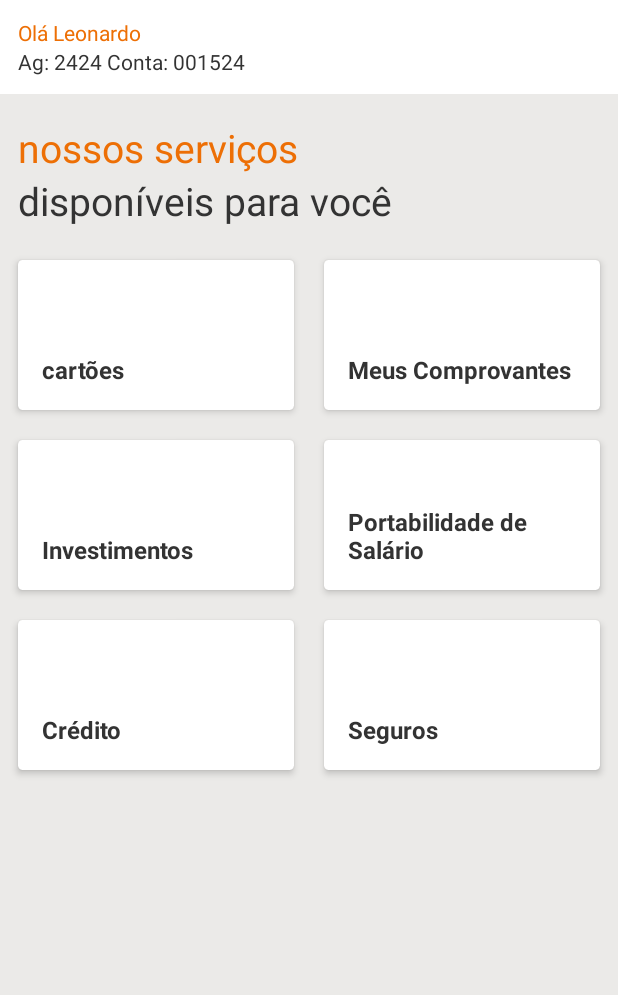
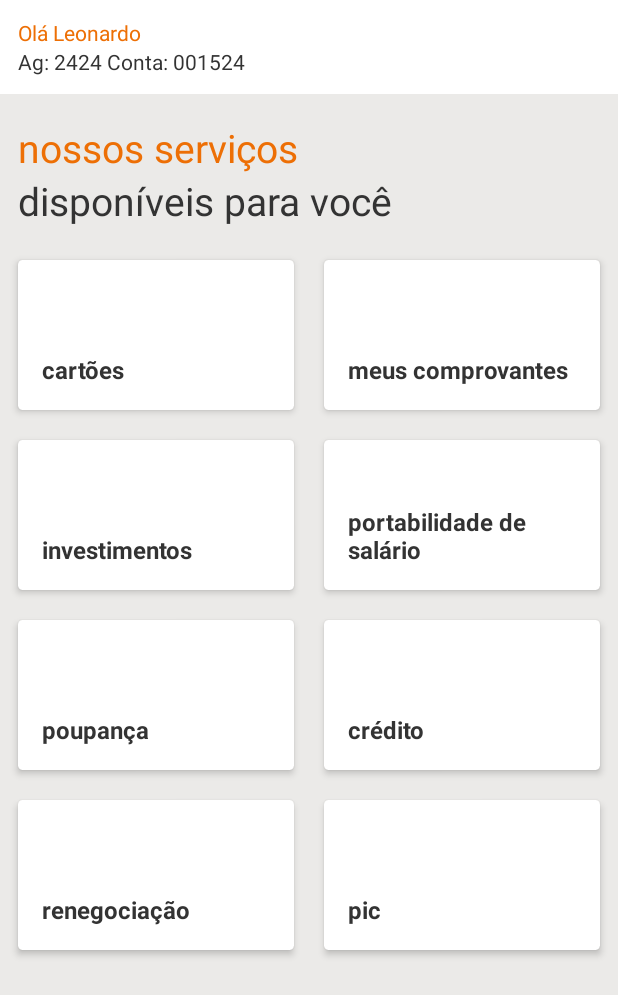
Before and after one commit to LeOzInNDF/kotlin-app-course, an Android app: the screen it shows after launch (MainActivity), on a phone screen of 412 x 824 dp. Shown: the top 995 px of the screen. Run offline under Robolectric (Android 15) with nearby library versions, the phone set to English and light mode, and no system bars.

Commit message:
Bank App Create

```diff
--- a/MeuBanco/app/src/main/java/br/com/cyberjet/MainActivity.kt
+++ b/MeuBanco/app/src/main/java/br/com/cyberjet/MainActivity.kt
@@ -30,22 +30,31 @@ class MainActivity : AppCompatActivity() {
                     "cartões"
                 ),
                 MenuItemModel(
-                    "Meus Comprovantes"
+                    "meus comprovantes"
                 ),
                 MenuItemModel(
-                    "Investimentos"
+                    "investimentos"
                 ),
                 MenuItemModel(
-                    "Portabilidade de Salário"
+                    "portabilidade de salário"
                 ),
                 MenuItemModel(
-                    "Crédito"
+                    "poupança"
 
                 ),
                 MenuItemModel(
-                    "Seguros"
+                    "crédito"
 
                 ),
+                MenuItemModel(
+                    "renegociação"
+
+                ),
+                MenuItemModel(
+                    "pic"
+
+                ),
+
                 )
         )
 
```
